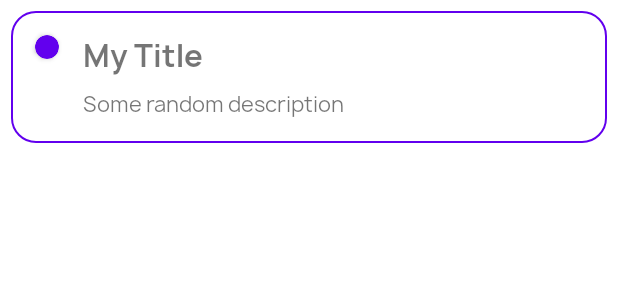
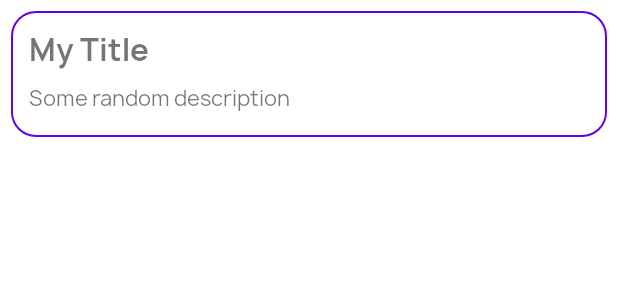
Before and after one commit to gulten27/NoteApp, an Android app: the layout recycler_row.xml on its own in the app's theme, with its tools: preview values and no code run, on a phone screen of 412 x 824 dp. Shown: the top 300 px of the screen. Run offline under Robolectric (Android 15) with nearby library versions, the phone set to English and light mode, and no system bars.

Commit message:
row item changed

```diff
--- a/app/src/main/res/layout/recycler_row.xml
+++ b/app/src/main/res/layout/recycler_row.xml
@@ -17,27 +17,16 @@
         app:layout_constraintStart_toStartOf="parent"
         app:layout_constraintTop_toTopOf="parent">
 
-        <androidx.cardview.widget.CardView
-            android:id="@+id/priority_indicator"
-            android:layout_width="16dp"
-            android:layout_height="16dp"
-            android:layout_marginStart="16dp"
-            android:layout_marginTop="16dp"
-            app:cardBackgroundColor="@color/purple_500"
-            app:cardCornerRadius="100dp"
-            app:layout_constraintStart_toStartOf="parent"
-            app:layout_constraintTop_toTopOf="parent" />
-
         <TextView
             android:id="@+id/rvTextView"
             android:layout_width="0dp"
             android:layout_height="wrap_content"
-            android:layout_marginStart="16dp"
-            android:layout_marginTop="16dp"
+            android:layout_margin="12dp"
             android:fontFamily="@font/manrope_bold"
             android:text="My Title"
             android:textSize="20sp"
-            app:layout_constraintStart_toEndOf="@+id/priority_indicator"
+            app:layout_constraintEnd_toEndOf="parent"
+            app:layout_constraintStart_toStartOf="parent"
             app:layout_constraintTop_toTopOf="parent" />
 
         <TextView
```
